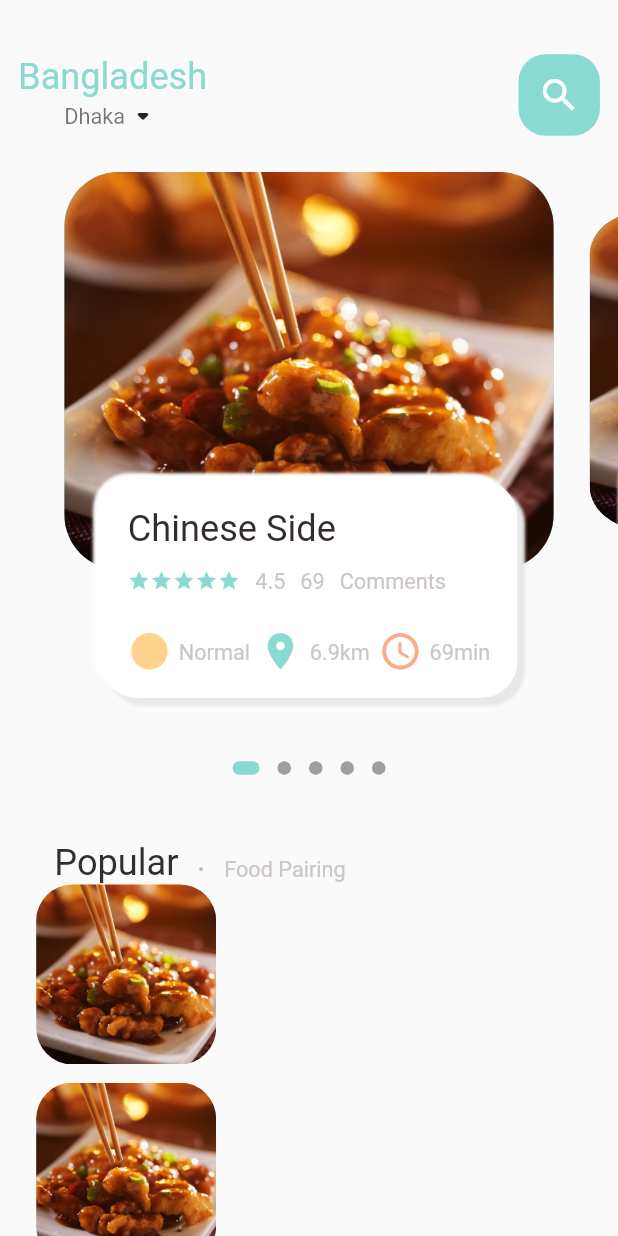
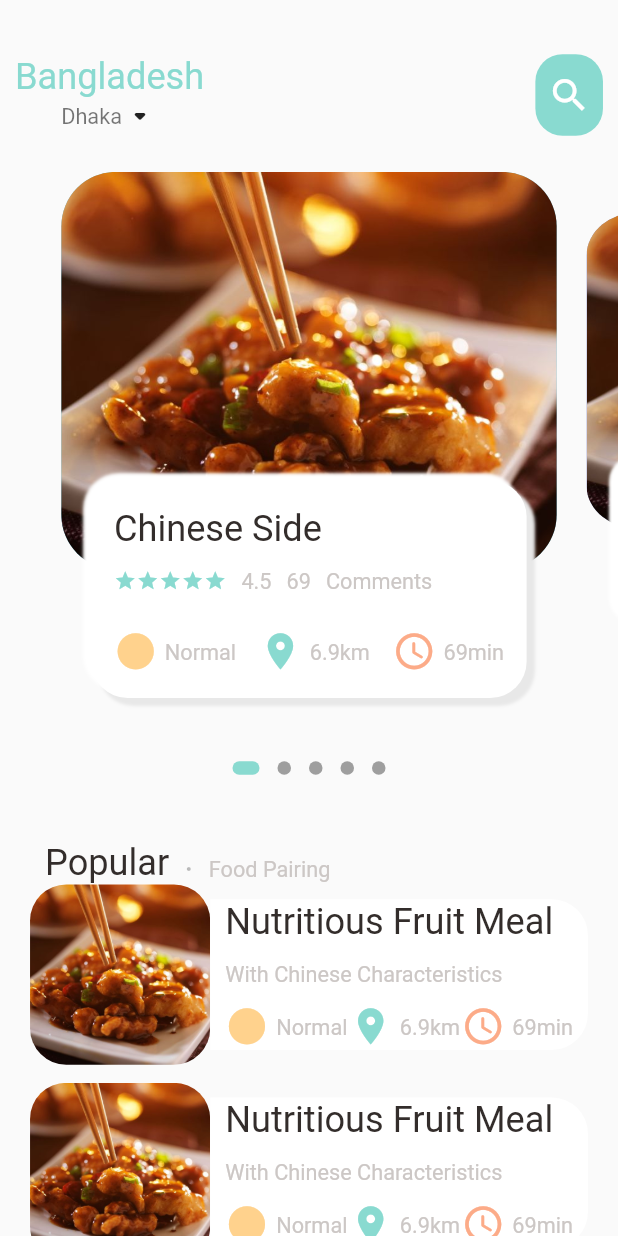
Before and after one commit to Towfiq-Roni/e_commerce, a Flutter app: the screen it shows after launch, on a phone screen of 412 x 824 dp. Run offline on Flutter 3.47's test engine with Material 2 defaults, Android fonts, the phone set to English and light mode, and no system bars; drawn by our look-alikes of dots_indicator; our stand-ins replace get.

Commit message:
done till image details page for popular foods (video 3:27:26)

```diff
--- a/lib/home/food_page_body.dart
+++ b/lib/pages/home/food_page_body.dart
@@ -95,13 +95,14 @@ class _FoodPageBodyState extends State<FoodPageBody> {
               ],
             ),
           ),
-          Container(
-            height: 1320,
+          // Container(
+          //   height: 1320,
           // margin: const EdgeInsets.only(bottom: 10),
           // padding: EdgeInsets.only(bottom: 5.0),
-            child: ListView.builder(
+          // child:
+          ListView.builder(
             physics: NeverScrollableScrollPhysics(),
-                // shrinkWrap: true,
+            shrinkWrap: true,
             itemCount: 10,
             itemBuilder: (context, index) {
               return Container(
@@ -111,9 +112,10 @@ class _FoodPageBodyState extends State<FoodPageBody> {
                     bottom: Dimensions.height10),
                 child: Row(
                   children: [
+                    //image section
                     Container(
-                          width: 120,
-                          height: 120,
+                      width: Dimensions.listViewIMGSize120,
+                      height: Dimensions.listViewIMGSize120,
                       decoration: BoxDecoration(
                           borderRadius:
                               BorderRadius.circular(Dimensions.radius20),
@@ -123,10 +125,58 @@ class _FoodPageBodyState extends State<FoodPageBody> {
                             image: AssetImage("assets/image/food1.png"),
                           )),
                     ),
+                    //text section
+                    Expanded(
+                      child: Container(
+                        height: Dimensions.listViewTextSize100,
+                        // width: 200,
+                        decoration: BoxDecoration(
+                          borderRadius: BorderRadius.only(
+                            topRight: Radius.circular(Dimensions.radius20),
+                            bottomRight: Radius.circular(Dimensions.radius20),
+                          ),
+                          color: Colors.white,
+                        ),
+                        child: Padding(
+                          padding: EdgeInsets.only(
+                              left: Dimensions.width10,
+                              right: Dimensions.width10),
+                          child: Column(
+                            crossAxisAlignment: CrossAxisAlignment.start,
+                            mainAxisAlignment: MainAxisAlignment.center,
+                            children: [
+                              BigText(text: "Nutritious Fruit Meal"),
+                              SizedBox(height: Dimensions.height10),
+                              SmallText(text: "With Chinese Characteristics"),
+                              SizedBox(height: Dimensions.height10),
+                              Row(
+                                mainAxisAlignment:
+                                    MainAxisAlignment.spaceBetween,
+                                children: [
+                                  IconAndTextWidget(
+                                      icon: Icons.circle_sharp,
+                                      text: "Normal",
+                                      iconColor: AppColors.iconColor1),
+                                  IconAndTextWidget(
+                                      icon: Icons.location_on,
+                                      text: "6.9km",
+                                      iconColor: AppColors.mainColor),
+                                  IconAndTextWidget(
+                                      icon: Icons.access_time_rounded,
+                                      text: "69min",
+                                      iconColor: AppColors.iconColor2),
+                                ],
+                              ),
+                            ],
+                          ),
+                        ),
+                      ),
+                    ),
                   ],
                 ),
               );
-                }),
+            },
+            // ),
           ),
         ],
       ),
--- a/lib/home/main_food_page.dart
+++ b/lib/pages/home/main_food_page.dart
@@ -1,10 +1,9 @@
-import 'package:e_commerce/home/food_page_body.dart';
+import 'package:e_commerce/pages/home/food_page_body.dart';
 import 'package:e_commerce/utils/colors.dart';
 import 'package:e_commerce/widgets/big_text.dart';
 import 'package:e_commerce/widgets/small_text.dart';
 import 'package:flutter/material.dart';
-
-import '../utils/dimensions.dart';
+import 'package:e_commerce/utils/dimensions.dart';
 
 class MainFoodPage extends StatefulWidget {
   const MainFoodPage({Key? key}) : super(key: key);
@@ -17,6 +16,7 @@ class _MainFoodPageState extends State<MainFoodPage> {
   @override
   Widget build(BuildContext context) {
     // print("Screen Height: "+MediaQuery.of(context).size.height.toString());
+    // print("Screen Width: "+MediaQuery.of(context).size.width.toString());
     return Scaffold(
       // extendBodyBehindAppBar: true,
       body: Column(
--- a/lib/utils/dimensions.dart
+++ b/lib/utils/dimensions.dart
@@ -14,11 +14,11 @@ class Dimensions {
   static double height30 = screenHeight / 22.77;
   static double height45 = screenHeight / 15.18;
 
-  static double width10 = screenHeight / 68.3;
-  static double width15 = screenHeight / 45.53;
-  static double width20 = screenHeight / 34.15;
-  static double width30 = screenHeight / 22.77;
-  static double width45 = screenHeight / 15.18;
+  static double width10 = screenWidth / 41.14;
+  static double width15 = screenWidth / 27.43;
+  static double width20 = screenWidth / 20.57;
+  static double width30 = screenWidth / 13.72;
+  static double width45 = screenWidth / 9.14;
 
   static double font20 = screenHeight / 34.15;
   static double font12 = screenHeight / 56.92;
@@ -28,4 +28,9 @@ class Dimensions {
   static double radius30 = screenHeight / 22.77;
 
   static double iconSize24 = screenHeight / 28.46;
+
+  static double listViewIMGSize120 = screenWidth / 3.43;
+  static double listViewTextSize100 = screenWidth / 4.1;
+
+  static double popularFoodIMGSize350 = screenHeight / 1.95;
 }
```
Also changed, not shown: lib/main.dart (+5 -4 lines), lib/pages/food/popular_food_details.dart (added, +34 -0 lines), lib/widgets/app_icon.dart (added, +19 -0 lines). Lines whose indentation alone changed are shown as unchanged.
